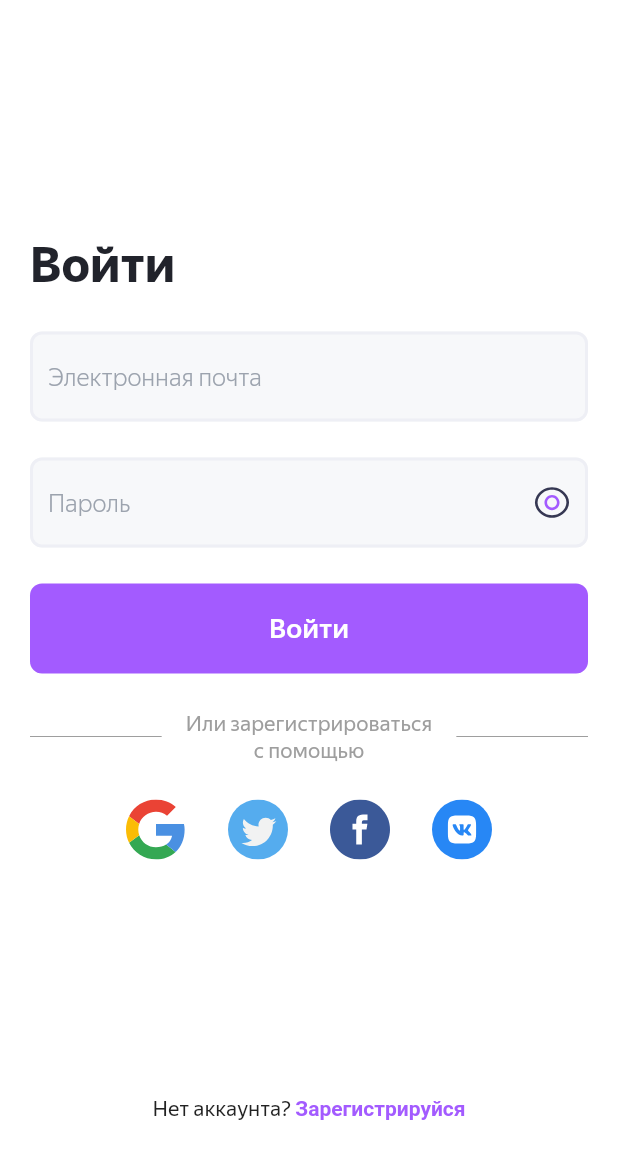
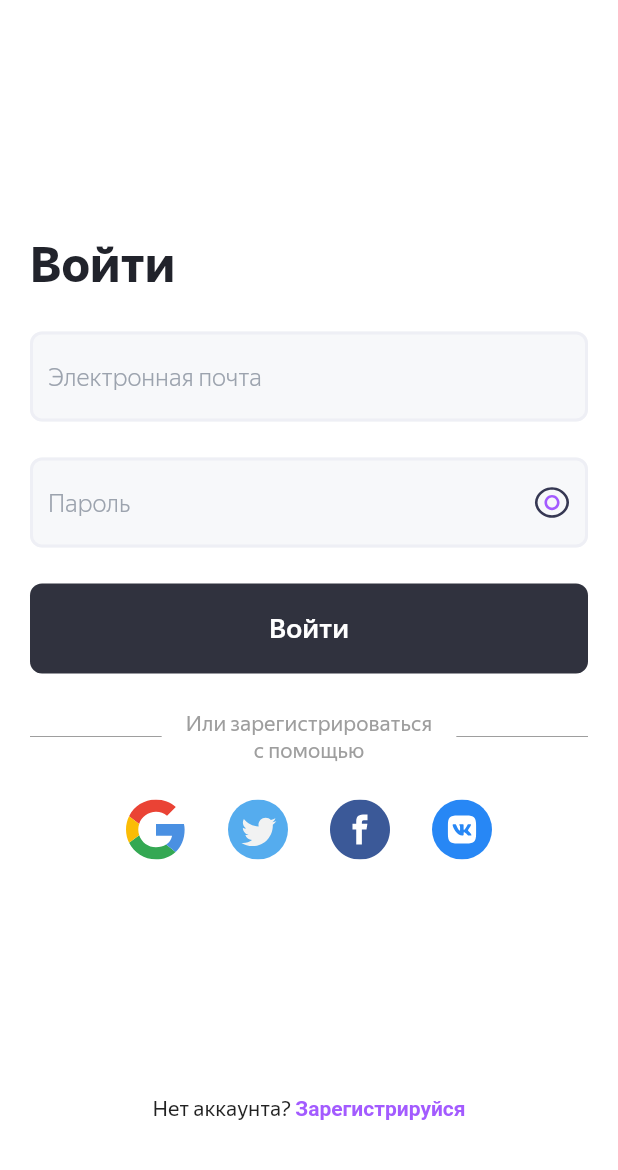
Before and after one commit to latrygin/motivation-app, a Flutter app: the screen it shows after launch, on a phone screen of 412 x 824 dp, the part 66-1236 px from its top. Run offline on Flutter 3.47's test engine with Material 2 defaults, Android fonts, the phone set to English and light mode, and no system bars; our stand-ins replace flutter_svg, go_router, shared_preferences.

Commit message:
Changed themes, colors and svg icons

```diff
--- a/lib/assets/colors/colors.dart
+++ b/lib/assets/colors/colors.dart
@@ -8,7 +8,7 @@ import 'package:flutter/material.dart';
  *  - Medium grey color (grey.shade300)
  *  - Dark grey color (grey.shade400)
  */
-
+const primaryColorForLightTheme = Color(0xFFA35BFF);
 const whiteColorForLightTheme = Colors.white;
 const blackColorForLightTheme = Color(0xFF21232b);
 const greyLightColorForLightTheme = Color(0xFFEEEEEE);
@@ -23,7 +23,7 @@ const greyDarkColorForLightTheme = Color(0xFF9E9E9E);
  *   - Medium grey color (grey.shade800)
  *   - Dark grey color (grey.shade900)
  */
-
+const primaryColorForDarkTheme = Color(0xFFA35BFF);
 const whiteColorForDarkTheme = Colors.white;
 const blackColorForDarkTheme = Color(0xFF1F2127);
 const greyLightColorForDarkTheme = Color(0xFF21232b);
--- a/lib/assets/icons/svgs.dart
+++ b/lib/assets/icons/svgs.dart
@@ -44,4 +44,12 @@ class SVGs {
   /// <img src="/Users/latrygin/Development/motivation/assets/icons/icons_light_theme/Eye - Slash.svg" alt="Eye.svg" height=100 width=100> custom icon "Eye".
   static SvgPicture eye_slash_dark =
       SvgPicture.asset('assets/icons/icons_light_theme/Eye - Slash.svg');
+
+  /// <img src="/Users/latrygin/Development/motivation/assets/icons/icons_dark_theme/Arrow - Left.svg" alt="Arrow - Left.svg" height=100 width=100> custom icon "Arrow - Left.svg".
+  static SvgPicture chevrone_left_light =
+      SvgPicture.asset('assets/icons/icons_dark_theme/Arrow - Left.svg');
+
+  /// <img src="/Users/latrygin/Development/motivation/assets/icons/icons_light_theme/Arrow - Left.svg" alt="Arrow - Left.svg" height=100 width=100> custom icon "Arrow - Left.svg".
+  static SvgPicture chevrone_left_dark =
+      SvgPicture.asset('assets/icons/icons_light_theme/Arrow - Left.svg');
 }
--- a/lib/assets/themes/change_theme.dart
+++ b/lib/assets/themes/change_theme.dart
@@ -1,3 +1,5 @@
+// ignore_for_file: constant_identifier_names
+
 import 'package:flutter/material.dart';
 import 'package:shared_preferences/shared_preferences.dart';
 
--- a/lib/assets/themes/theme_dark.dart
+++ b/lib/assets/themes/theme_dark.dart
@@ -3,17 +3,21 @@ import 'package:flutter/material.dart';
 import 'package:motivation/assets/colors/colors.dart';
 
 var darkTheme = ThemeData(
-    textSelectionTheme: const TextSelectionThemeData(
-      cursorColor: greyMediumColorForLightTheme,
-      selectionColor: greyMediumColorForLightTheme,
-      selectionHandleColor: greyMediumColorForLightTheme,
-    ),
     brightness: Brightness.dark,
     appBarTheme: const AppBarTheme(
       backgroundColor: blackColorForDarkTheme,
       elevation: 0,
     ),
+    primaryColor: primaryColorForDarkTheme,
+    hintColor: greyMediumColorForDarkTheme,
+    cardColor: greyDarkColorForDarkTheme,
     fontFamily: 'YandexSansText',
+    textSelectionTheme: const TextSelectionThemeData(
+      cursorColor: primaryColorForDarkTheme,
+      selectionColor: primaryColorForDarkTheme,
+      selectionHandleColor: primaryColorForDarkTheme,
+    ),
+    dividerColor: greyMediumColorForLightTheme,
     scaffoldBackgroundColor: blackColorForDarkTheme,
     inputDecorationTheme: InputDecorationTheme(
       filled: true,
@@ -21,7 +25,10 @@ var darkTheme = ThemeData(
       fillColor: greyDarkColorForDarkTheme,
       focusColor: greyDarkColorForDarkTheme, //eeeff5
       hintStyle: const TextStyle(
-          fontSize: 16, fontWeight: FontWeight.w300, color: Color(0xFF9ca3ae)),
+        fontSize: 16,
+        fontWeight: FontWeight.w300,
+        color: Color(0xFF9ca3ae),
+      ),
       border: OutlineInputBorder(
           borderRadius: BorderRadius.circular(8.0),
           borderSide:
@@ -41,8 +48,8 @@ var darkTheme = ThemeData(
                 fontSize: 18,
                 fontWeight: FontWeight.w500,
                 color: whiteColorForLightTheme),
-            backgroundColor: Color(0xFFA35BFF),
-            foregroundColor: Color(0xFFA35BFF),
+            backgroundColor: const Color(0xFFA35BFF),
+            foregroundColor: const Color(0xFFA35BFF),
             elevation: 0,
             shape: RoundedRectangleBorder(
               borderRadius: BorderRadius.circular(8.0),
@@ -65,4 +72,8 @@ var darkTheme = ThemeData(
           fontSize: 18,
           fontWeight: FontWeight.w500,
           color: greyDarkColorForDarkTheme),
+      labelLarge: TextStyle(
+          fontSize: 18,
+          fontWeight: FontWeight.w300,
+          color: whiteColorForDarkTheme),
     ));
--- a/lib/assets/themes/theme_light.dart
+++ b/lib/assets/themes/theme_light.dart
@@ -1,26 +1,24 @@
 //Dark theme for app
-
 import 'package:flutter/material.dart';
 import 'package:motivation/assets/colors/colors.dart';
 
 var lightTheme = ThemeData(
     brightness: Brightness.light,
-    iconTheme: const IconThemeData(color: Color(0xFF21232b)),
     appBarTheme: const AppBarTheme(
       backgroundColor: whiteColorForLightTheme,
       elevation: 0,
     ),
-    colorScheme: const ColorScheme.light(
-      background: whiteColorForLightTheme,
-      primary: greyDarkColorForLightTheme,
-    ),
+    primaryColor: primaryColorForDarkTheme,
+    hintColor: const Color(0xFFeeeff5),
+    cardColor: const Color(0xFFf7f8fa),
     fontFamily: 'YandexSansText',
     textSelectionTheme: const TextSelectionThemeData(
-      cursorColor: greyMediumColorForLightTheme,
-      selectionColor: greyMediumColorForLightTheme,
-      selectionHandleColor: greyMediumColorForLightTheme,
+      cursorColor: primaryColorForDarkTheme,
+      selectionColor: primaryColorForDarkTheme,
+      selectionHandleColor: primaryColorForDarkTheme,
     ),
     dividerColor: greyMediumColorForLightTheme,
+    scaffoldBackgroundColor: whiteColorForLightTheme,
     inputDecorationTheme: InputDecorationTheme(
       filled: true,
       hoverColor: const Color(0xFFf7f8fa),
@@ -38,15 +36,14 @@ var lightTheme = ThemeData(
           borderRadius: BorderRadius.circular(8.0),
           borderSide: const BorderSide(color: Color(0xFFeeeff5), width: 2)),
     ),
-    scaffoldBackgroundColor: whiteColorForLightTheme,
     elevatedButtonTheme: ElevatedButtonThemeData(
         style: ElevatedButton.styleFrom(
             textStyle: const TextStyle(
                 fontSize: 18,
                 fontWeight: FontWeight.w500,
                 color: whiteColorForLightTheme),
-            backgroundColor: Color(0xFFA35BFF),
-            foregroundColor: Color(0xFFA35BFF),
+            backgroundColor: greyMediumColorForDarkTheme,
+            foregroundColor: greyMediumColorForDarkTheme,
             elevation: 0,
             shape: RoundedRectangleBorder(
               borderRadius: BorderRadius.circular(8.0),
@@ -69,4 +66,8 @@ var lightTheme = ThemeData(
           fontSize: 18,
           fontWeight: FontWeight.w500,
           color: whiteColorForLightTheme),
+      labelLarge: TextStyle(
+          fontSize: 18,
+          fontWeight: FontWeight.w300,
+          color: blackColorForLightTheme),
     ));
--- a/pubspec.yaml
+++ b/pubspec.yaml
@@ -38,6 +38,7 @@ dependencies:
   provider: ^6.0.3
   shared_preferences: ^2.0.15
   go_router: ^5.0.5
+  pin_code_fields: ^7.4.0
 
 dev_dependencies:
   flutter_test:
```
Also changed, not shown: pubspec.lock.
